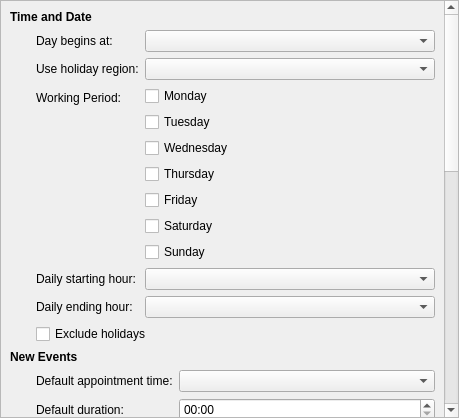
chusopr/kdepim-ktimetracker-akonadi, file mobile/calendar/configwidget.ui: the form before one commit.
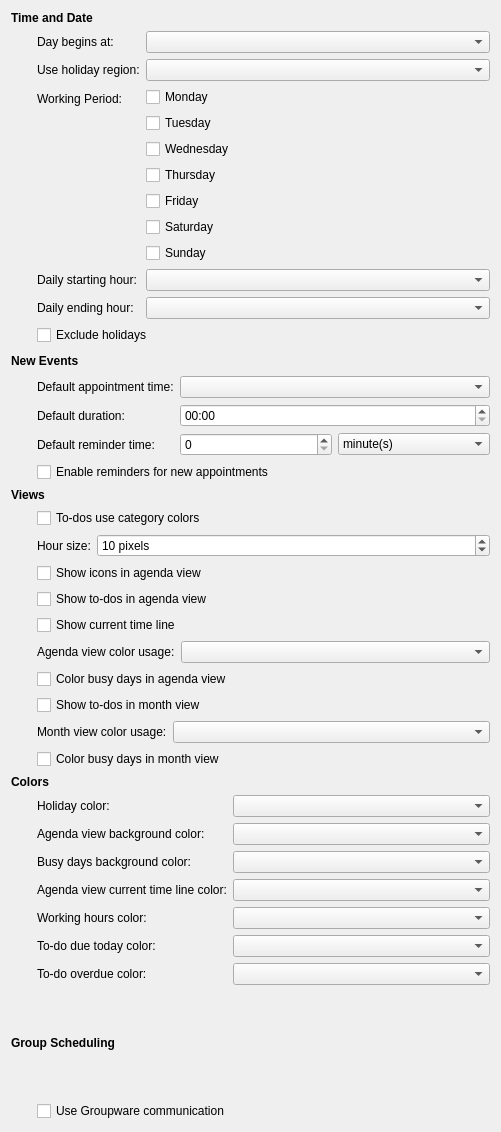
The form after the commit. Custom widgets are drawn as their Qt base class.

Commit message:
Revert "Use QScrollArea in config dialogs instead of Flickable"
While the QSrollArea hack made the config dialog work on WinCE (by needing
way less memory) it made things a lot less usable on Maemo5, Maemo6 and
Meego.

This reverts commit 61001151cdf400f3d5b621146507bd307a9c1b06.

Conflicts:

	mobile/calendar/configwidget.ui

The edit to the form file:
```diff
--- a/mobile/calendar/configwidget.ui
+++ b/mobile/calendar/configwidget.ui
@@ -6,32 +6,8 @@
    <rect>
     <x>0</x>
     <y>0</y>
-    <width>459</width>
-    <height>418</height>
-   </rect>
-  </property>
-  <layout class="QVBoxLayout" name="verticalLayout_3">
-   <property name="spacing">
-    <number>0</number>
-   </property>
-   <property name="margin">
-    <number>0</number>
-   </property>
-   <item>
-    <widget class="QScrollArea" name="scrollArea">
-     <property name="horizontalScrollBarPolicy">
-      <enum>Qt::ScrollBarAlwaysOff</enum>
-     </property>
-     <property name="widgetResizable">
-      <bool>true</bool>
-     </property>
-     <widget class="QWidget" name="scrollAreaWidgetContents">
-      <property name="geometry">
-       <rect>
-        <x>0</x>
-        <y>0</y>
-        <width>440</width>
-        <height>1125</height>
+    <width>501</width>
+    <height>1132</height>
        </rect>
       </property>
       <layout class="QVBoxLayout" name="verticalLayout_2">
@@ -582,26 +558,22 @@
        </item>
       </layout>
      </widget>
-    </widget>
-   </item>
-  </layout>
- </widget>
  <customwidgets>
   <customwidget>
    <class>KTimeComboBox</class>
    <extends>QComboBox</extends>
    <header>ktimecombobox.h</header>
   </customwidget>
-  <customwidget>
-   <class>KComboBox</class>
-   <extends>QComboBox</extends>
-   <header>kcombobox.h</header>
-  </customwidget>
   <customwidget>
    <class>KPIM::KColorCombo</class>
    <extends>QComboBox</extends>
    <header>kcolorcombo.h</header>
   </customwidget>
+  <customwidget>
+   <class>KComboBox</class>
+   <extends>QComboBox</extends>
+   <header>kcombobox.h</header>
+  </customwidget>
  </customwidgets>
  <resources/>
  <connections/>
```
Lines whose indentation alone changed are shown as unchanged. The commit also changes 3 other files.
